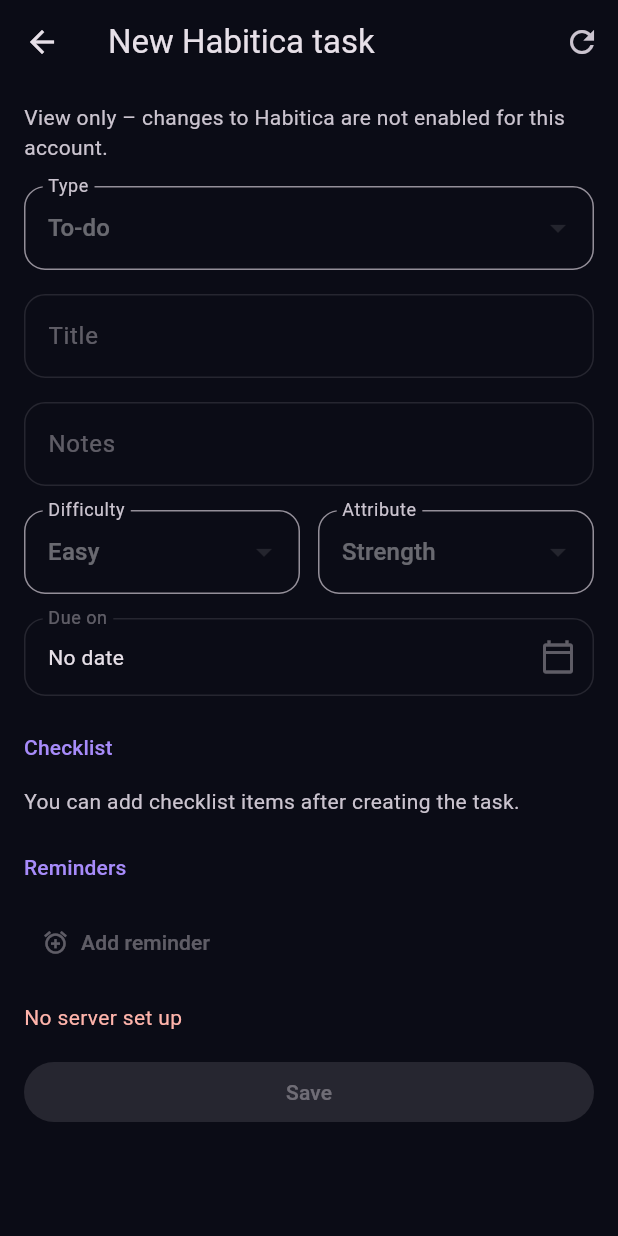
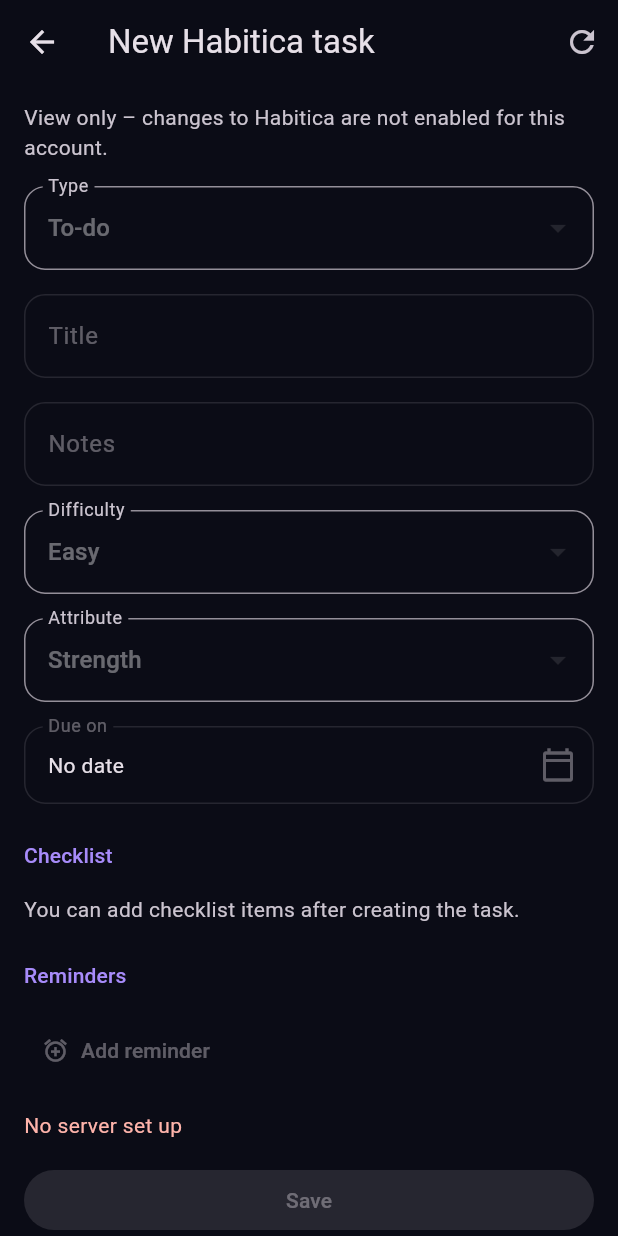
Before and after one commit to Brottuetchen/familienhub, a Flutter app: the HabiticaTaskEditor screen opened directly with empty values, on a phone screen of 412 x 824 dp. Run offline on Flutter 3.47's test engine with Material 3 defaults, Android fonts, the phone set to English and light mode, and no system bars; our stand-ins replace app_links, firebase_core, firebase_messaging, flutter_local_notifications, flutter_riverpod, flutter_secure_storage and 3 more; missing offline and left inert: crop_your_image, dart:js_interop, expressive_loading_indicator, home_widget, quick_actions, workmanager; accounts and stored records are empty; generated files the repository leaves out were written again.

Commit message:
Fix overlapping fields in the task sheets (#57)
The edit sheet put title, notes, priority and the due date row directly
on top of each other without gaps, and several rows (Habitica difficulty
+ attribute, frequency + "every X" with a fixed 120 dp box, due date
button + clear icon) placed fields side by side with no regard for 360 dp
width or large text, so labels and values collided or overflowed.

- Edit sheet: one full-width field per row with spacing, expanded
  dropdown, list tile for the due date (tap area + clear icon).
- Habitica editor: FieldPair stacks side-by-side fields on narrow screens
  or text scale > 1.15; all dropdowns are isExpanded.
- Create sheet: expanded recurrence dropdown, wrapping action row with
  run spacing.
- Tests: new task_sheet_layout_test.dart (360 dp, text scale 1.0/1.3/2.0)
  for hub, CalDAV, assigned and rotation task details, the edit sheet,
  the create sheet and the Habitica editor (todo/daily/habit/reward/new):
  no layout exception, fields inside the screen and pairwise disjoint.
- Existing Habitica editor test: the page is longer now, the caret scroll
  after typing hid the save button, so the test unfocuses before scrolling.

Co-Authored-By: Claude Opus 5.5 <noreply@anthropic.com>
Claude-Session: https://claude.ai/code/session_01DJHzcaj7jVzaG7VG6rAbbw

```diff
--- a/app/lib/l10n/app_de.arb
+++ b/app/lib/l10n/app_de.arb
@@ -1295,5 +1295,6 @@
       "place": {}
     }
   },
-  "taskStatusUnknown": "Status unbekannt"
+  "taskStatusUnknown": "Status unbekannt",
+  "taskPriority": "Priorität"
 }
--- a/app/lib/l10n/app_en.arb
+++ b/app/lib/l10n/app_en.arb
@@ -709,5 +709,6 @@
   "taskPlaceSaved": "Task place saved",
   "taskLandsWhereTheyWork": "The task lands where {name} receives it.",
   "taskAssignedVia": "stored in {place}",
-  "taskStatusUnknown": "Status unknown"
+  "taskStatusUnknown": "Status unknown",
+  "taskPriority": "Priority"
 }
--- a/app/lib/screens/tasks/habitica_tasks.dart
+++ b/app/lib/screens/tasks/habitica_tasks.dart
@@ -168,6 +168,36 @@ class _HabiticaButtonsState extends ConsumerState<HabiticaTaskButtons> {
   }
 }
 
+/// Habitica to-do attributes and difficulties (`native.attribute`, `native.priority`), shared by the account
+/// editor and the create sheet.
+Map<String, String> habiticaAttributes() =>
+    {'str': l10n.attrStrength, 'int': l10n.attrIntelligence, 'per': l10n.attrPerception, 'con': l10n.attrConstitution};
+Map<num, String> habiticaDifficulties() =>
+    <num, String>{0.1: l10n.diffTrivial, 1: l10n.diffEasy, 1.5: l10n.diffMedium, 2: l10n.diffHard};
+
+/// Two form fields side by side when there is room, stacked on narrow screens or with large text, so that
+/// labels and values never collide.
+class FieldPair extends StatelessWidget {
+  final Widget first, second;
+  final int firstFlex, secondFlex;
+  const FieldPair({super.key, required this.first, required this.second, this.firstFlex = 1, this.secondFlex = 1});
+
+  @override
+  Widget build(BuildContext context) {
+    final scale = MediaQuery.textScalerOf(context).scale(10) / 10;
+    return LayoutBuilder(builder: (context, c) {
+      if (c.maxWidth < 480 || scale > 1.15) {
+        return Column(crossAxisAlignment: CrossAxisAlignment.stretch, children: [first, const SizedBox(height: 16), second]);
+      }
+      return Row(crossAxisAlignment: CrossAxisAlignment.start, children: [
+        Expanded(flex: firstFlex, child: first),
+        const SizedBox(width: 12),
+        Expanded(flex: secondFlex, child: second),
+      ]);
+    });
+  }
+}
+
 class HabiticaTaskEditor extends ConsumerStatefulWidget {
   final String account;
   final Task? task;
@@ -276,13 +306,11 @@ class _HabiticaEditorState extends ConsumerState<HabiticaTaskEditor> {
     title: Text(label), value: value(key, fallback) == true,
     onChanged: !_writable ? null : (v) => setState(() => _changes[key] = v));
   Widget choice(String key, String label, Map<String, String> values, [String? fallback]) => DropdownButtonFormField<String>(
-    initialValue: value(key, fallback) as String?, decoration: InputDecoration(labelText: label),
+    key: Key('native-$key'), isExpanded: true, initialValue: value(key, fallback) as String?, decoration: InputDecoration(labelText: label),
     items: [for (final v in values.entries) DropdownMenuItem(value: v.key, child: Text(v.value))],
     onChanged: !_writable ? null : (v) => setState(() => _changes[key] = v));
 
   static Map<String, String> get _types => {'todo': l10n.habiticaTodo, 'daily': l10n.habiticaDailyTask, 'habit': l10n.habiticaHabit, 'reward': l10n.habiticaReward};
-  static Map<String, String> get _attributes => {'str': l10n.attrStrength, 'int': l10n.attrIntelligence, 'per': l10n.attrPerception, 'con': l10n.attrConstitution};
-  static Map<num, String> get _priorities => <num, String>{0.1: l10n.diffTrivial, 1: l10n.diffEasy, 1.5: l10n.diffMedium, 2: l10n.diffHard};
   static Map<String, String> get _frequencies => {'daily': l10n.recurDaily, 'weekly': l10n.recurWeekly, 'monthly': l10n.recurMonthly, 'yearly': l10n.recurYearly};
 
   /// Erinnerungszeit: Habitica speichert ein ISO-Datum, für Erinnerungen zählt nur die Uhrzeit.
@@ -343,19 +371,18 @@ class _HabiticaEditorState extends ConsumerState<HabiticaTaskEditor> {
       if (_options?['writes_enabled'] != true)
         Text(l10n.habiticaViewOnly,
             style: TextStyle(color: theme.colorScheme.onSurfaceVariant)),
-      DropdownButtonFormField<String>(initialValue: _type,
+      DropdownButtonFormField<String>(key: const Key('native-type'), isExpanded: true, initialValue: _type,
         decoration: InputDecoration(labelText: widget.task == null ? l10n.type : l10n.typeFixed),
         items: [for (final t in _types.entries) DropdownMenuItem(value: t.key, child: Text(t.value))],
         onChanged: widget.task != null || !_writable ? null : (v) => setState(() { _type = v!; _changes.removeWhere((key, _) => !['text','notes','alias','attribute','priority','tags','reminders'].contains(key)); _changes['type'] = v; })),
       field('text', l10n.title),
       field('notes', l10n.notes, maxLines: 4),
-      Row(children: [
-        Expanded(child: DropdownButtonFormField<num>(initialValue: value('priority', 1) as num, decoration: InputDecoration(labelText: l10n.difficulty),
-          items: [for (final p in _priorities.entries) DropdownMenuItem(value: p.key, child: Text(p.value))],
-          onChanged: !_writable ? null : (v) => setState(() => _changes['priority'] = v))),
-        const SizedBox(width: 12),
-        Expanded(child: choice('attribute', l10n.attribute, _attributes, 'str')),
-      ]),
+      FieldPair(
+        first: DropdownButtonFormField<num>(key: const Key('native-priority'), isExpanded: true, initialValue: value('priority', 1) as num, decoration: InputDecoration(labelText: l10n.difficulty),
+          items: [for (final p in habiticaDifficulties().entries) DropdownMenuItem(value: p.key, child: Text(p.value))],
+          onChanged: !_writable ? null : (v) => setState(() => _changes['priority'] = v)),
+        second: choice('attribute', l10n.attribute, habiticaAttributes(), 'str'),
+      ),
       if (_type == 'todo') dateField('date', l10n.dueOn),
       if (_type == 'reward') field('value', l10n.costGold, number: true),
       if (_type == 'habit') ...[
@@ -365,12 +392,12 @@ class _HabiticaEditorState extends ConsumerState<HabiticaTaskEditor> {
       ],
       if (_type == 'daily') ...[
         section(l10n.repeat),
-        Row(children: [
-          Expanded(child: choice('frequency', l10n.frequency, _frequencies, 'weekly')),
-          const SizedBox(width: 12),
-          SizedBox(width: 120, child: field('everyX', switch (frequency) {
-            'daily' => l10n.everyXDays, 'monthly' => l10n.everyXMonths, 'yearly' => l10n.everyXYears, _ => l10n.everyXWeeks }, number: true)),
-        ]),
+        FieldPair(
+          firstFlex: 3, secondFlex: 2,
+          first: choice('frequency', l10n.frequency, _frequencies, 'weekly'),
+          second: field('everyX', switch (frequency) {
+            'daily' => l10n.everyXDays, 'monthly' => l10n.everyXMonths, 'yearly' => l10n.everyXYears, _ => l10n.everyXWeeks }, number: true),
+        ),
         if (frequency == 'weekly' || frequency == null)
           Wrap(spacing: 6, runSpacing: 6, children: [for (final d in {'m':l10n.wdMon,'t':l10n.wdTue,'w':l10n.wdWed,'th':l10n.wdThu,'f':l10n.wdFri,'s':l10n.wdSat,'su':l10n.wdSun}.entries) FilterChip(
             label: Text(d.value), selected: (value('repeat', {}) as Map)[d.key] != false,
```
Also changed, not shown: app/lib/screens/tasks/tasks_screen.dart (+47 -8 lines), 2 other files.
